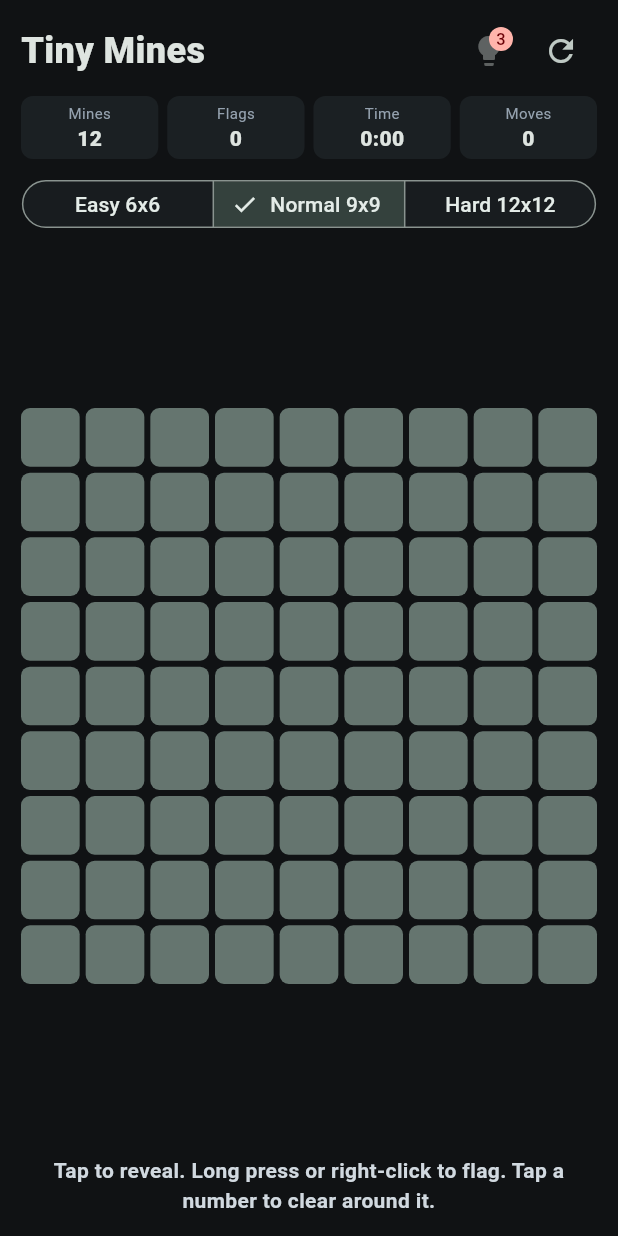
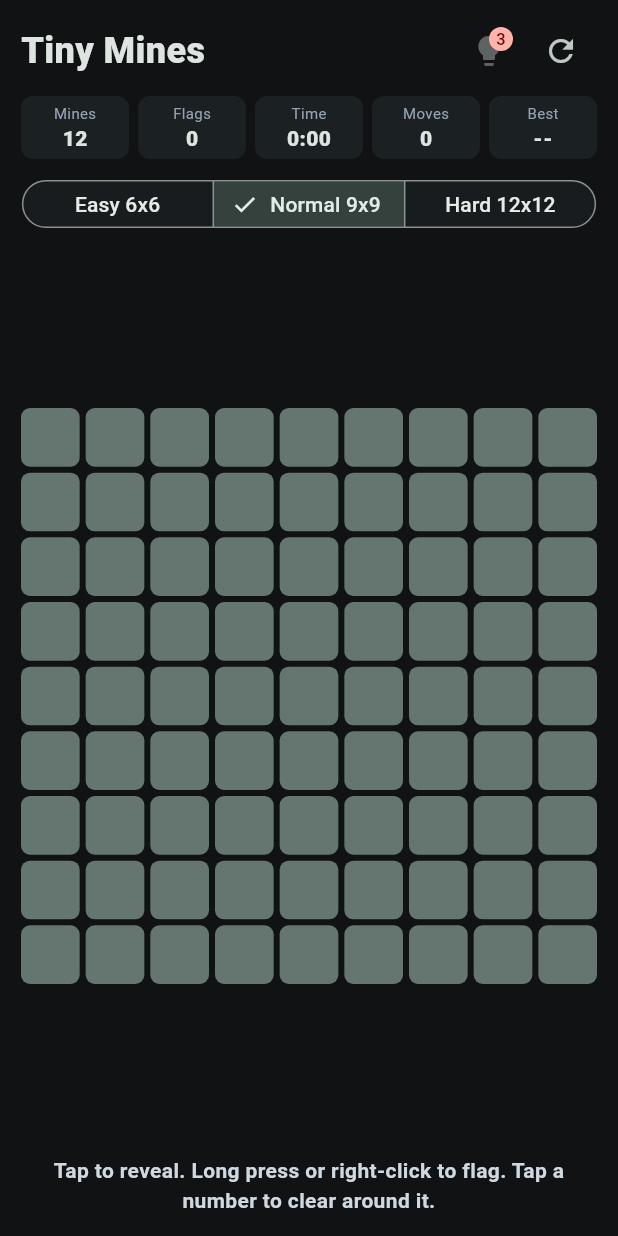
Before and after one commit to bon-on/TinyMines, a Flutter app: the screen it shows after launch, after a tap on an icon or button, on a phone screen of 412 x 824 dp. Run offline on Flutter 3.47's test engine with Material 3 defaults, Android fonts, the phone set to English and light mode, and no system bars; our stand-ins replace shared_preferences.

Commit message:
feat: add best times, wrong-flag feedback and centered layout
Persist best clear time per difficulty, mark wrong flags after a loss,
lower Hard to 26 mines, cap the play column width and scale tile content.
Reserve the web hub bar height so the header row is no longer covered.

Co-Authored-By: Claude Opus 5.5 <noreply@anthropic.com>

```diff
--- /dev/null
+++ b/lib/best_times.dart
@@ -0,0 +1,32 @@
+import 'package:shared_preferences/shared_preferences.dart';
+
+/// Local best clear time per difficulty, stored with shared_preferences.
+/// Storage failures are swallowed so the game never depends on persistence.
+class BestTimes {
+  const BestTimes();
+
+  static String _key(String difficulty) => 'best_time_$difficulty';
+
+  /// Best time in seconds, or null when nothing was recorded yet.
+  Future<int?> load(String difficulty) async {
+    try {
+      final prefs = await SharedPreferences.getInstance();
+      return prefs.getInt(_key(difficulty));
+    } catch (_) {
+      return null;
+    }
+  }
+
+  /// Stores [seconds] when it beats the saved time. Returns true on a new best.
+  Future<bool> record(String difficulty, int seconds) async {
+    try {
+      final prefs = await SharedPreferences.getInstance();
+      final current = prefs.getInt(_key(difficulty));
+      if (current != null && current <= seconds) return false;
+      await prefs.setInt(_key(difficulty), seconds);
+      return true;
+    } catch (_) {
+      return false;
+    }
+  }
+}
--- a/lib/main.dart
+++ b/lib/main.dart
@@ -1,7 +1,9 @@
 import 'dart:async';
 import 'dart:math' as math;
 
+import 'package:flutter/foundation.dart' show kIsWeb;
 import 'package:flutter/material.dart';
+import 'best_times.dart';
 import 'mine_field.dart';
 import 'result_registration.dart';
 
@@ -24,19 +26,35 @@ class TinyMinesApp extends StatelessWidget {
         ),
         useMaterial3: true,
       ),
+      // The static web shell draws a fixed 48px hub bar over the canvas; keep
+      // the game below it so the title row and hint/restart buttons stay hit-testable.
+      builder: (context, child) => Padding(
+        padding: EdgeInsets.only(top: kIsWeb ? webHubBarHeight : 0),
+        child: child,
+      ),
       home: const TinyMinesScreen(),
     );
   }
 }
 
+/// Height of the hub navigation bar from web/index.html (--games-nav-height).
+const double webHubBarHeight = 48;
+
 /// Seconds added to the clock for each hint, so hinted clears rank lower.
 const int _hintPenaltySeconds = 10;
 
 class TinyMinesScreen extends StatefulWidget {
-  const TinyMinesScreen({super.key, this.random});
+  const TinyMinesScreen({
+    super.key,
+    this.random,
+    this.bestTimes = const BestTimes(),
+  });
 
   /// Mine placement source; tests pass a seeded generator.
   final math.Random? random;
+
+  /// Local best-time storage; tests can substitute mock preferences.
+  final BestTimes bestTimes;
 
   @override
   State<TinyMinesScreen> createState() => _TinyMinesScreenState();
@@ -48,6 +66,7 @@ class _TinyMinesScreenState extends State<TinyMinesScreen> {
   int _moves = 0;
   int _elapsedSeconds = 0;
   int _hints = 3;
+  final Map<_Difficulty, int?> _bests = {};
   Timer? _timer;
 
   bool get _lost => _field.lost;
@@ -57,12 +76,26 @@ class _TinyMinesScreenState extends State<TinyMinesScreen> {
   void initState() {
     super.initState();
     _restart();
+    _loadBest(_difficulty);
   }
 
   @override
   void dispose() {
     _timer?.cancel();
     super.dispose();
+  }
+
+  Future<void> _loadBest(_Difficulty difficulty) async {
+    final best = await widget.bestTimes.load(difficulty.name);
+    if (!mounted) return;
+    setState(() => _bests[difficulty] = best);
+  }
+
+  Future<void> _recordBest(_Difficulty difficulty, int seconds) async {
+    if (await widget.bestTimes.record(difficulty.name, seconds)) {
+      if (!mounted) return;
+      setState(() => _bests[difficulty] = seconds);
+    }
   }
 
   void _restart() {
@@ -109,6 +142,7 @@ class _TinyMinesScreenState extends State<TinyMinesScreen> {
     if (_lost || _won) _stopTimer();
     setState(() {});
     if (_won) {
+      _recordBest(_difficulty, _elapsedSeconds);
       WidgetsBinding.instance.addPostFrameCallback((_) {
         if (mounted) {
           offerResultRegistration(
@@ -131,6 +165,7 @@ class _TinyMinesScreenState extends State<TinyMinesScreen> {
     if (_difficulty == difficulty) return;
     _difficulty = difficulty;
     _restart();
+    _loadBest(difficulty);
   }
 
   void _useHint() {
@@ -153,6 +188,9 @@ class _TinyMinesScreenState extends State<TinyMinesScreen> {
     return Scaffold(
       resizeToAvoidBottomInset: false,
       body: SafeArea(
+        child: Center(
+          child: ConstrainedBox(
+            constraints: const BoxConstraints(maxWidth: 560),
             child: Padding(
               padding: const EdgeInsets.fromLTRB(14, 10, 14, 14),
               child: Column(
@@ -162,6 +200,7 @@ class _TinyMinesScreenState extends State<TinyMinesScreen> {
                     hints: _hints,
                     seconds: _elapsedSeconds,
                     moves: _moves,
+                    best: _bests[_difficulty],
                     mines: _difficulty.mines,
                     onRestart: _restart,
                     onHint: _field.armed && !_lost && !_won && _hints > 0
@@ -196,6 +235,7 @@ class _TinyMinesScreenState extends State<TinyMinesScreen> {
                               itemBuilder: (context, index) {
                                 return _MineTile(
                                   cell: _field.cells[index],
+                                  lost: _lost,
                                   onTap: () => _tapCell(index),
                                   onFlag: () => _toggleFlag(index),
                                 );
@@ -227,6 +267,8 @@ class _TinyMinesScreenState extends State<TinyMinesScreen> {
               ),
             ),
           ),
+        ),
+      ),
     );
   }
 }
@@ -234,7 +276,7 @@ class _TinyMinesScreenState extends State<TinyMinesScreen> {
 enum _Difficulty {
   easy('Easy', 6, 5, 3),
   normal('Normal', 9, 12, 3),
-  hard('Hard', 12, 28, 4);
+  hard('Hard', 12, 26, 4);
 
   const _Difficulty(this.label, this.size, this.mines, this.hints);
 
@@ -284,6 +326,7 @@ class _Header extends StatelessWidget {
     required this.hints,
     required this.seconds,
     required this.moves,
+    required this.best,
     required this.mines,
     required this.onRestart,
     required this.onHint,
@@ -293,6 +336,7 @@ class _Header extends StatelessWidget {
   final int hints;
   final int seconds;
   final int moves;
+  final int? best;
   final int mines;
   final VoidCallback onRestart;
   final VoidCallback? onHint;
@@ -343,6 +387,13 @@ class _Header extends StatelessWidget {
             Expanded(
               child: _Metric(label: 'Moves', value: '$moves'),
             ),
+            const SizedBox(width: 6),
+            Expanded(
+              child: _Metric(
+                label: 'Best',
+                value: best == null ? '--' : _formatTime(best!),
+              ),
+            ),
           ],
         ),
       ],
@@ -388,16 +439,19 @@ class _Metric extends StatelessWidget {
 class _MineTile extends StatelessWidget {
   const _MineTile({
     required this.cell,
+    required this.lost,
     required this.onTap,
     required this.onFlag,
   });
 
   final MineCell cell;
+  final bool lost;
   final VoidCallback onTap;
   final VoidCallback onFlag;
 
   @override
   Widget build(BuildContext context) {
+    final wrongFlag = lost && cell.flagged && !cell.mine;
     final content = cell.revealed
         ? cell.mine
               ? Icons.close
@@ -405,19 +459,50 @@ class _MineTile extends StatelessWidget {
         : cell.flagged
         ? Icons.flag
         : null;
+    final interactive = !cell.revealed || cell.nearby > 0;
     return Material(
-      color: cell.revealed ? const Color(0xFF252B2E) : const Color(0xFF65756F),
+      color: wrongFlag
+          ? const Color(0xFF4A2A2C)
+          : cell.revealed
+          ? const Color(0xFF252B2E)
+          : const Color(0xFF65756F),
       borderRadius: BorderRadius.circular(6),
       child: InkWell(
         borderRadius: BorderRadius.circular(6),
+        mouseCursor: interactive && !lost
+            ? SystemMouseCursors.click
+            : SystemMouseCursors.basic,
+        hoverColor: const Color(0x33FFFFFF),
         onTap: onTap,
         onLongPress: onFlag,
         onSecondaryTap: onFlag,
-        child: Center(
-          child: content != null
+        child: LayoutBuilder(
+          builder: (context, box) {
+            final side = math.min(box.maxWidth, box.maxHeight);
+            return Center(
+              child: wrongFlag
+                  ? Semantics(
+                      label: 'Wrong flag',
+                      child: Stack(
+                        alignment: Alignment.center,
+                        children: [
+                          Icon(
+                            Icons.flag,
+                            color: const Color(0xFF95A2AF),
+                            size: side * 0.55,
+                          ),
+                          Icon(
+                            Icons.close,
+                            color: const Color(0xFFE5484D),
+                            size: side * 0.8,
+                          ),
+                        ],
+                      ),
+                    )
+                  : content != null
                   ? Container(
-                  width: 26,
-                  height: 26,
+                      width: side * 0.68,
+                      height: side * 0.68,
                       decoration: const BoxDecoration(
                         color: Color(0xFFE5484D),
                         shape: BoxShape.circle,
@@ -425,17 +510,19 @@ class _MineTile extends StatelessWidget {
                       child: Icon(
                         content,
                         color: const Color(0xFFFFFFFF),
-                    size: 17,
+                        size: side * 0.45,
                       ),
                     )
                   : Text(
                       cell.revealed && cell.nearby > 0 ? '${cell.nearby}' : '',
                       style: TextStyle(
                         color: _numberColor(cell.nearby),
-                    fontSize: 18,
+                        fontSize: side * 0.55,
                         fontWeight: FontWeight.w900,
                       ),
                     ),
+            );
+          },
         ),
       ),
     );
@@ -447,6 +534,8 @@ class _MineTile extends StatelessWidget {
       2 => const Color(0xFFA7F3D0),
       3 => const Color(0xFFFDE68A),
       4 => const Color(0xFFFCA5A5),
+      5 => const Color(0xFFF0ABFC),
+      6 => const Color(0xFF5EEAD4),
       _ => Colors.white,
     };
   }
--- a/lib/mine_field.dart
+++ b/lib/mine_field.dart
@@ -25,6 +25,14 @@ class MineField {
   bool get lost => cells.any((cell) => cell.mine && cell.revealed);
   bool get won => cells.where((c) => !c.mine).every((c) => c.revealed);
   int get flags => cells.where((cell) => cell.flagged).length;
+
+  /// Indexes of flags placed on safe tiles; shown as mistakes after a loss.
+  List<int> get wrongFlags => lost
+      ? [
+          for (var i = 0; i < cells.length; i++)
+            if (cells[i].flagged && !cells[i].mine) i,
+        ]
+      : const [];
 
   Iterable<int> neighbors(int index) sync* {
     final row = index ~/ size;
--- a/pubspec.yaml
+++ b/pubspec.yaml
@@ -35,6 +35,7 @@ dependencies:
   # The following adds the Cupertino Icons font to your application.
   # Use with the CupertinoIcons class for iOS style icons.
   cupertino_icons: ^1.0.8
+  shared_preferences: ^2.5.6
 
 dev_dependencies:
   flutter_test:
```
Also changed, not shown: pubspec.lock, 4 other files. Lines whose indentation alone changed are shown as unchanged.
